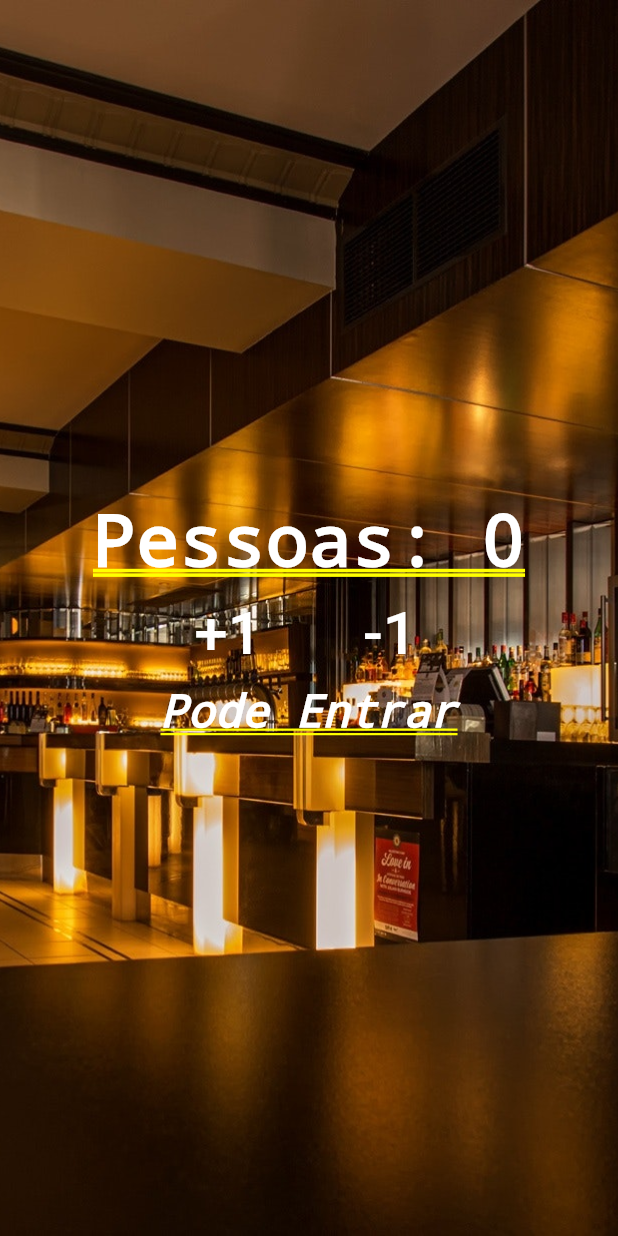
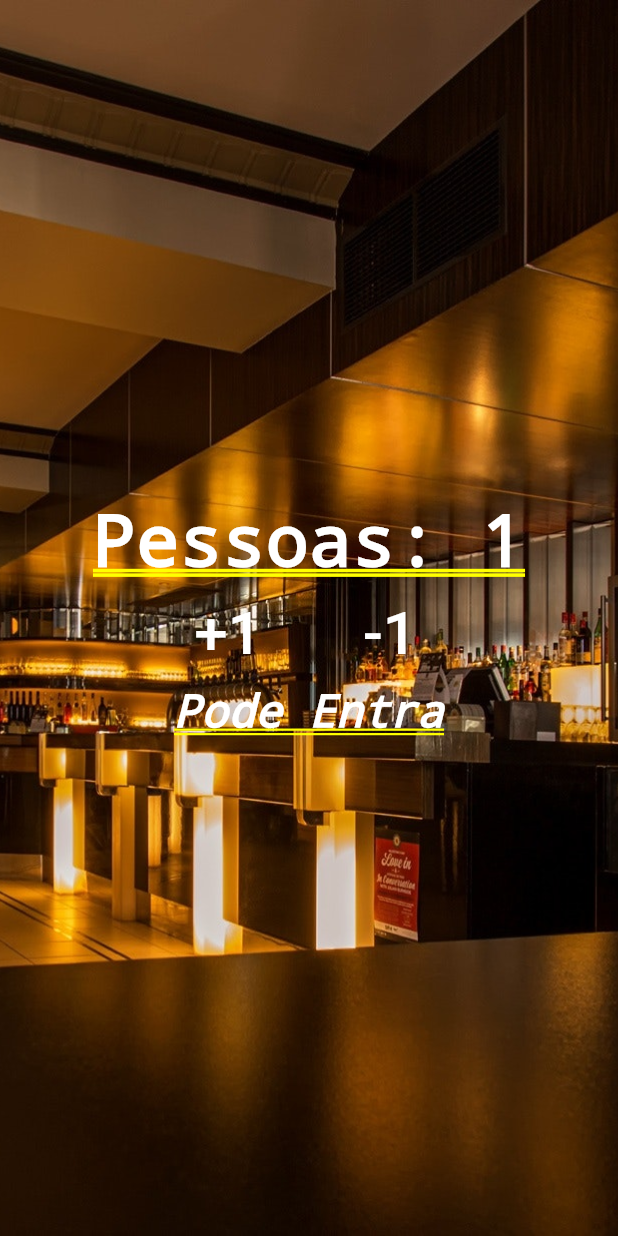
Before and after one commit to munhozfontana/contador-de-pessoas, a Flutter app: the screen it shows after launch, after a tap on "+1", on a phone screen of 412 x 824 dp. Run offline on Flutter 3.47's test engine with Material 2 defaults, Android fonts, the phone set to English and light mode, and no system bars.

Commit message:
implementação da regra de negócio do app

```diff
--- a/lib/main.dart
+++ b/lib/main.dart
@@ -1,9 +1,37 @@
 import 'package:flutter/material.dart';
 
 void main() {
-  runApp(MaterialApp(
-      title: "Contador de Pessoas",
-      home: Stack(
+  runApp(
+    MaterialApp(title: "Contador de Pessoas", home: Home()),
+  );
+}
+
+class Home extends StatefulWidget {
+  @override
+  _HomeState createState() => _HomeState();
+}
+
+class _HomeState extends State<Home> {
+  int _people = 0;
+  String _infoText = "Pode Entrar";
+
+  void _changePeople(int delta) {
+    setState(() {
+      _people += delta;
+
+      if (_people < 0) {
+        _infoText = "Mundo invertido";
+      } else if (_people <= 10) {
+        _infoText = "Pode Entra";
+      } else {
+        _infoText = "Lotado";
+      }
+    });
+  }
+
+  @override
+  Widget build(BuildContext context) {
+    return Stack(
       children: <Widget>[
         Image.asset(
           "images/restaurant.jpg",
@@ -14,7 +42,7 @@ void main() {
           mainAxisAlignment: MainAxisAlignment.center,
           children: <Widget>[
             Text(
-                "Pessoas: 0",
+              "Pessoas: $_people",
               style:
                   TextStyle(color: Colors.white, fontWeight: FontWeight.bold),
             ),
@@ -31,7 +59,9 @@ void main() {
                         color: Colors.white,
                       ),
                     ),
-                      onPressed: () {},
+                    onPressed: () {
+                      _changePeople(1);
+                    },
                   ),
                 ),
                 Padding(
@@ -44,13 +74,15 @@ void main() {
                         color: Colors.white,
                       ),
                     ),
-                      onPressed: () {},
+                    onPressed: () {
+                      _changePeople(-1);
+                    },
                   ),
                 ),
               ],
             ),
             Text(
-                "Pode Entrar",
+              _infoText,
               style: TextStyle(
                 color: Colors.white,
                 fontStyle: FontStyle.italic,
@@ -60,5 +92,6 @@ void main() {
           ],
         ),
       ],
-      )));
+    );
   }
+}
```
Lines whose indentation alone changed are shown as unchanged.
